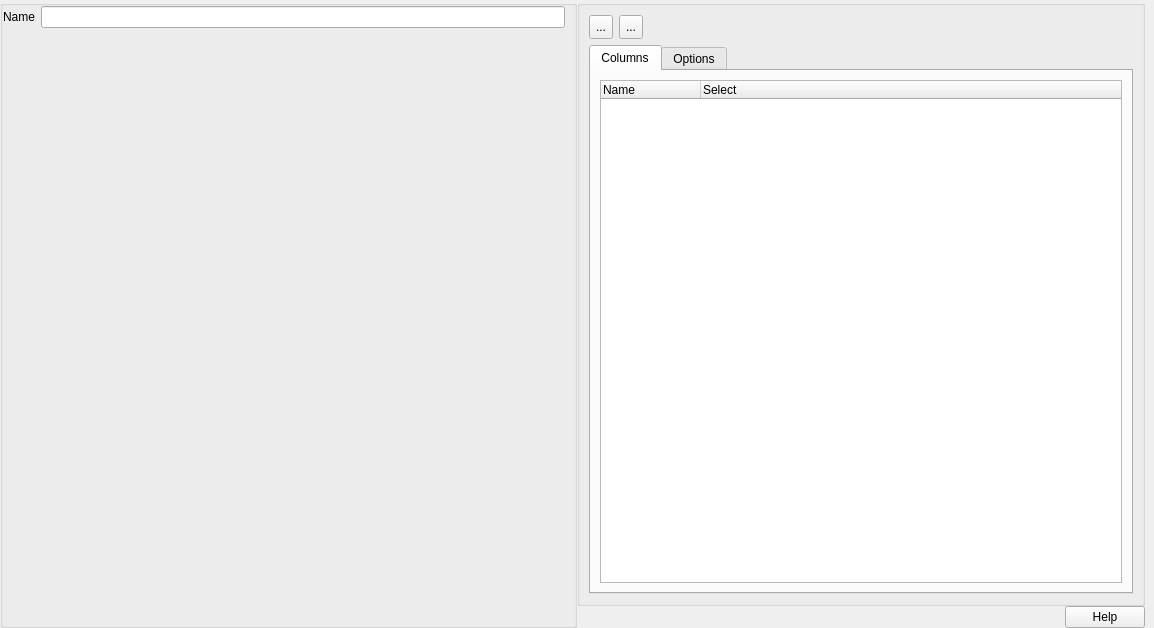
Above: NewViewForm.ui from fritzone/ddm before the change. Below: the same form after it.
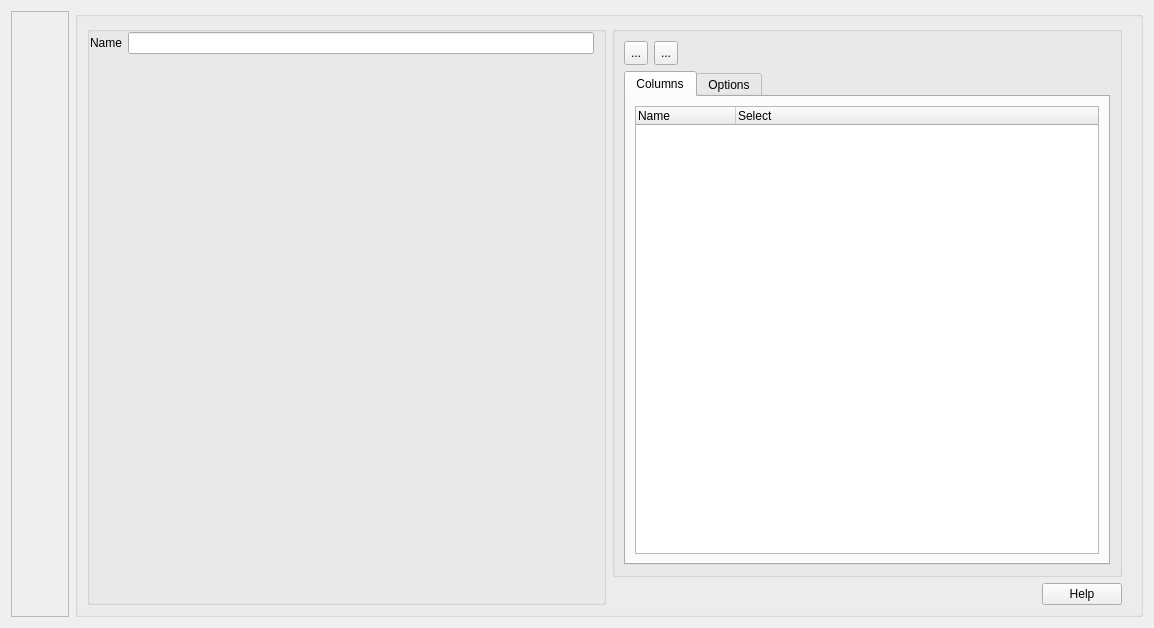
That is the form after the change. Icons and pictures are not drawn.

What changed in the file:
```diff
--- a/NewViewForm.ui
+++ b/NewViewForm.ui
@@ -13,13 +13,66 @@
   <property name="windowTitle">
    <string>Form</string>
   </property>
+  <layout class="QHBoxLayout" name="horizontalLayout_6">
+   <item>
+    <widget class="QFrame" name="frameForUnlockButton">
+     <property name="frameShape">
+      <enum>QFrame::StyledPanel</enum>
+     </property>
+     <property name="frameShadow">
+      <enum>QFrame::Raised</enum>
+     </property>
+     <layout class="QVBoxLayout" name="verticalLayout_5">
+      <property name="spacing">
+       <number>0</number>
+      </property>
+      <property name="margin">
+       <number>0</number>
+      </property>
+      <item>
+       <widget class="QToolButton" name="btnLock">
+        <property name="text">
+         <string/>
+        </property>
+        <property name="iconSize">
+         <size>
+          <width>48</width>
+          <height>48</height>
+         </size>
+        </property>
+        <property name="checkable">
+         <bool>true</bool>
+        </property>
+        <property name="popupMode">
+         <enum>QToolButton::InstantPopup</enum>
+        </property>
+        <property name="autoRaise">
+         <bool>true</bool>
+        </property>
+       </widget>
+      </item>
+      <item>
+       <spacer name="verticalSpacer_2">
+        <property name="orientation">
+         <enum>Qt::Vertical</enum>
+        </property>
+        <property name="sizeHint" stdset="0">
+         <size>
+          <width>20</width>
+          <height>40</height>
+         </size>
+        </property>
+       </spacer>
+      </item>
+     </layout>
+    </widget>
+   </item>
+   <item>
+    <widget class="QGroupBox" name="grpContent">
+     <property name="title">
+      <string/>
+     </property>
   <layout class="QHBoxLayout" name="horizontalLayout_2">
-   <property name="spacing">
-    <number>0</number>
-   </property>
-   <property name="margin">
-    <number>0</number>
-   </property>
    <item>
     <widget class="QGroupBox" name="groupBox">
      <property name="minimumSize">
@@ -272,6 +325,9 @@
    </item>
   </layout>
  </widget>
+   </item>
+  </layout>
+ </widget>
  <resources>
   <include location="dbm.qrc"/>
  </resources>
```
Left out of the diff: 17 changed lines with no effect on the pictures. Lines whose indentation alone changed are shown as unchanged.
